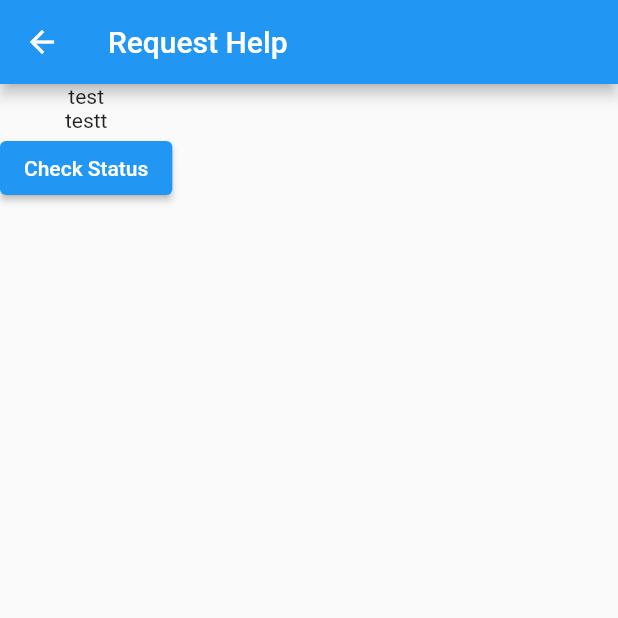
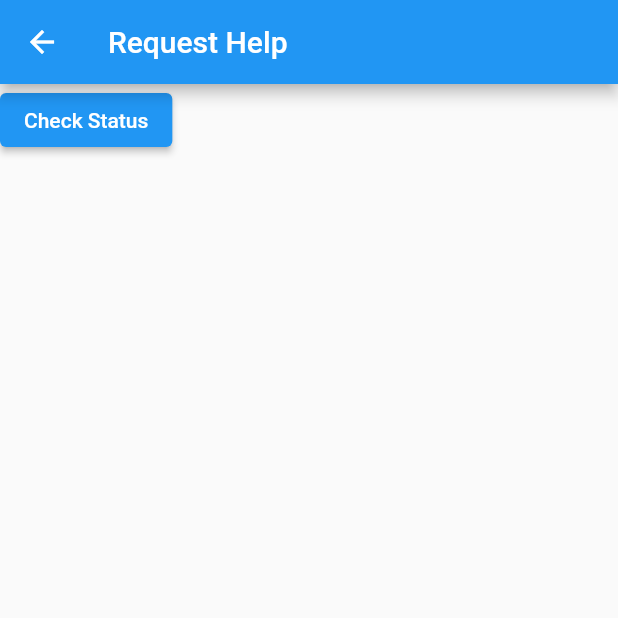
Before and after one commit to JohnRamberger/DisasterReliefAid, a Flutter app: the RequestHelpView screen opened directly, on a phone screen of 412 x 824 dp, the top half of it. Run offline on Flutter 3.47's test engine with Material 2 defaults, Android fonts, the phone set to English and light mode, and no system bars; our stand-ins replace firebase_core; accounts and stored records are empty.

Commit message:
Update RequestHelp.view.dart

```diff
--- a/disaster_relief_aid_flutter/lib/view/RequestHelp.view.dart
+++ b/disaster_relief_aid_flutter/lib/view/RequestHelp.view.dart
@@ -11,8 +11,8 @@ class RequestHelpView extends StatelessWidget {
         ),
         body: Column(
           children: [
-            const Text("test"),
-            const Text("testt"),
+            // const Text("test"),
+            // const Text("testt"),
             ElevatedButton(
                 onPressed: () => Navigator.push(context,
                     MaterialPageRoute(builder: (c) => HelpCallInProgressView())),
```
